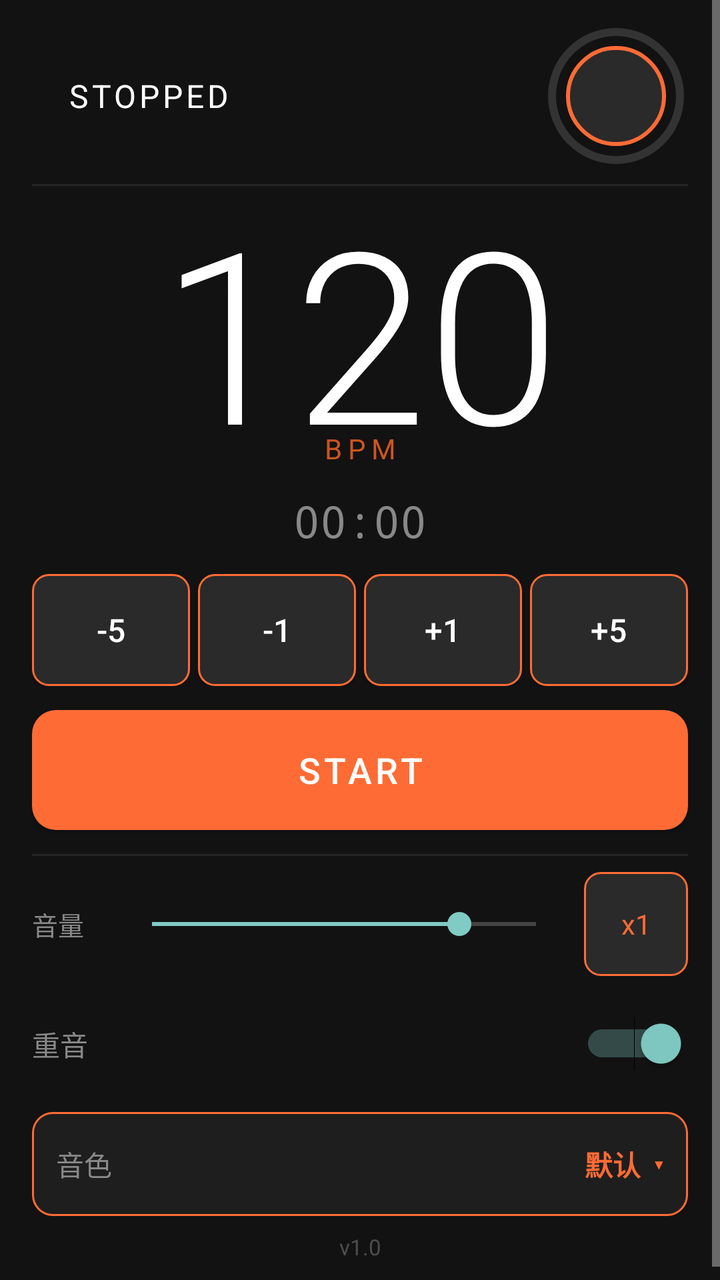
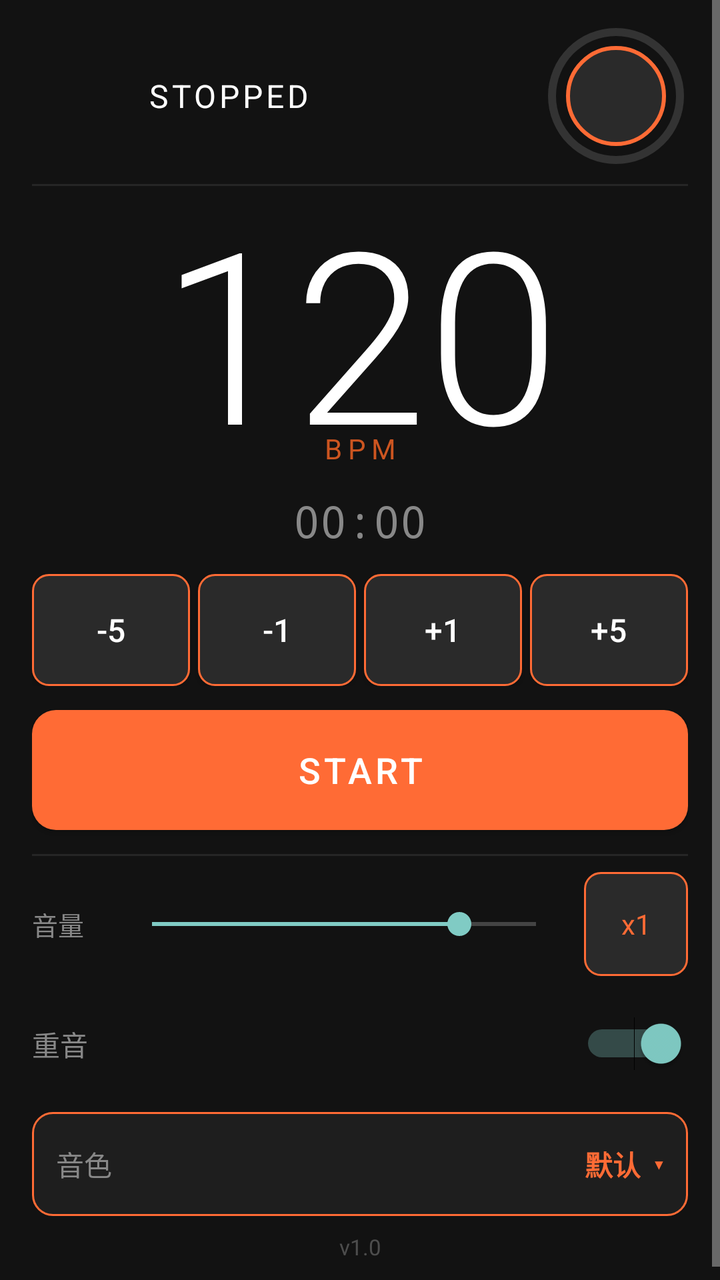

Compare the two renders of this Android layout. The source of the first and the diff that turns it into the second are given below.
<!-- AndroidManifest.xml: application theme Theme.RunBeatPro -->
<!-- res/layout/activity_main.xml -->
<?xml version="1.0" encoding="utf-8"?>
<ScrollView xmlns:android="http://schemas.android.com/apk/res/android"
    android:layout_width="match_parent"
    android:layout_height="match_parent"
    android:background="@color/background"
    android:fillViewport="true">

<LinearLayout
    android:layout_width="match_parent"
    android:layout_height="wrap_content"
    android:orientation="vertical"
    android:paddingHorizontal="16dp"
    android:paddingTop="12dp"
    android:paddingBottom="16dp">

    
    <LinearLayout
        android:id="@+id/layoutStatusBar"
        android:layout_width="match_parent"
        android:layout_height="wrap_content"
        android:orientation="horizontal"
        android:gravity="center_vertical"
        android:layout_marginBottom="8dp">

        <View
            android:id="@+id/viewStatusDot"
            android:layout_width="10dp"
            android:layout_height="10dp"
            android:layout_marginEnd="8dp"
            android:background="@drawable/status_dot" />

        <TextView
            android:id="@+id/tvStatus"
            android:layout_width="0dp"
            android:layout_height="wrap_content"
            android:layout_weight="1"
            android:text="STOPPED"
            android:textColor="@color/textPrimary"
            android:textSize="16sp"
            android:letterSpacing="0.1" />

        <FrameLayout
            android:layout_width="72dp"
            android:layout_height="72dp">

            <ProgressBar
                android:id="@+id/unlockProgress"
                style="?android:attr/progressBarStyleHorizontal"
                android:layout_width="match_parent"
                android:layout_height="match_parent"
                android:progressDrawable="@drawable/circular_progress"
                android:max="2000"
                android:progress="0"
                android:clickable="false"
                android:focusable="false" />

            <View
                android:layout_width="50dp"
                android:layout_height="50dp"
                android:layout_gravity="center"
                android:background="@drawable/btn_lock"
                android:clickable="false"
                android:focusable="false" />

            <Button
                android:id="@+id/btnLock"
                android:layout_width="match_parent"
                android:layout_height="match_parent"
                android:background="?attr/selectableItemBackgroundBorderless"
                android:contentDescription="Lock screen"
                android:text="" />

        </FrameLayout>

    </LinearLayout>

    <View
        android:layout_width="match_parent"
        android:layout_height="1dp"
        android:background="#262626"
        android:layout_marginBottom="8dp" />

    
    <FrameLayout
        android:layout_width="match_parent"
        android:layout_height="wrap_content"
        android:layout_marginBottom="4dp">

        <TextView
            android:id="@+id/tvBpm"
            android:layout_width="match_parent"
            android:layout_height="wrap_content"
            android:text="120"
            android:textColor="@color/textPrimary"
            android:textSize="120sp"
            android:fontFamily="sans-serif-light"
            android:gravity="center"
            android:includeFontPadding="false" />

        <TextView
            android:id="@+id/tvBpmLabel"
            android:layout_width="match_parent"
            android:layout_height="wrap_content"
            android:text="BPM"
            android:textColor="@color/colorPrimaryVariant"
            android:textSize="14sp"
            android:letterSpacing="0.2"
            android:gravity="center_horizontal"
            android:layout_gravity="bottom"
            android:layout_marginBottom="8dp" />

    </FrameLayout>

    
    <TextView
        android:id="@+id/tvTimer"
        android:layout_width="match_parent"
        android:layout_height="wrap_content"
        android:text="00:00"
        android:textColor="@color/textSecondary"
        android:textSize="22sp"
        android:fontFamily="monospace"
        android:gravity="center"
        android:layout_marginBottom="12dp" />

    
    <LinearLayout
        android:id="@+id/layoutBpmControls"
        android:layout_width="match_parent"
        android:layout_height="wrap_content"
        android:orientation="horizontal"
        android:layout_marginBottom="12dp">

        <Button
            android:id="@+id/btnBpmMinus5"
            android:layout_width="0dp"
            android:layout_height="56dp"
            android:layout_weight="1"
            android:text="-5"
            android:textColor="@color/textPrimary"
            android:textSize="16sp"
            android:background="@drawable/btn_bpm_control"
            android:layout_marginEnd="4dp" />

        <Button
            android:id="@+id/btnBpmMinus1"
            android:layout_width="0dp"
            android:layout_height="56dp"
            android:layout_weight="1"
            android:text="-1"
            android:textColor="@color/textPrimary"
            android:textSize="16sp"
            android:background="@drawable/btn_bpm_control"
            android:layout_marginEnd="4dp" />

        <Button
            android:id="@+id/btnBpmPlus1"
            android:layout_width="0dp"
            android:layout_height="56dp"
            android:layout_weight="1"
            android:text="+1"
            android:textColor="@color/textPrimary"
            android:textSize="16sp"
            android:background="@drawable/btn_bpm_control"
            android:layout_marginEnd="4dp" />

        <Button
            android:id="@+id/btnBpmPlus5"
            android:layout_width="0dp"
            android:layout_height="56dp"
            android:layout_weight="1"
            android:text="+5"
            android:textColor="@color/textPrimary"
            android:textSize="16sp"
            android:background="@drawable/btn_bpm_control" />

    </LinearLayout>

    
    <Button
        android:id="@+id/btnStartPause"
        android:layout_width="match_parent"
        android:layout_height="60dp"
        android:text="START"
        android:textColor="@color/textPrimary"
        android:textSize="18sp"
        android:letterSpacing="0.1"
        android:background="@drawable/btn_start_pause"
        android:layout_marginBottom="12dp" />

    <View
        android:layout_width="match_parent"
        android:layout_height="1dp"
        android:background="#262626"
        android:layout_marginBottom="8dp" />

    
    <LinearLayout
        android:layout_width="match_parent"
        android:layout_height="wrap_content"
        android:orientation="horizontal"
        android:gravity="center_vertical"
        android:layout_marginBottom="8dp">

        <TextView
            android:id="@+id/tvTickVolumeLabel"
            android:layout_width="44dp"
            android:layout_height="wrap_content"
            android:text="音量"
            android:textColor="@color/textSecondary"
            android:textSize="13sp" />

        <SeekBar
            android:id="@+id/seekTickVolume"
            android:layout_width="0dp"
            android:layout_height="wrap_content"
            android:layout_weight="1"
            android:max="100"
            android:progress="80"
            android:layout_marginEnd="8dp" />

        <TextView
            android:id="@+id/btnGain"
            android:layout_width="52dp"
            android:layout_height="52dp"
            android:text="x1"
            android:textColor="@color/accent"
            android:textSize="14sp"
            android:gravity="center"
            android:background="@drawable/btn_bpm_control_ripple"
            android:clickable="true"
            android:focusable="true" />

    </LinearLayout>

    
    <LinearLayout
        android:id="@+id/layoutParams"
        android:layout_width="match_parent"
        android:layout_height="52dp"
        android:orientation="horizontal"
        android:gravity="center_vertical"
        android:layout_marginBottom="8dp">

        <TextView
            android:id="@+id/tvAccentLabel"
            android:layout_width="0dp"
            android:layout_height="wrap_content"
            android:layout_weight="1"
            android:text="重音"
            android:textColor="@color/textSecondary"
            android:textSize="14sp" />

        <Switch
            android:id="@+id/switchAccent"
            android:layout_width="wrap_content"
            android:layout_height="wrap_content"
            android:checked="true" />

    </LinearLayout>

    
    <LinearLayout
        android:id="@+id/layoutTimbre"
        android:layout_width="match_parent"
        android:layout_height="52dp"
        android:orientation="horizontal"
        android:gravity="center_vertical"
        android:background="@drawable/bg_selector_row"
        android:clickable="true"
        android:focusable="true"
        android:paddingHorizontal="12dp"
        android:layout_marginBottom="8dp">

        <TextView
            android:layout_width="wrap_content"
            android:layout_height="wrap_content"
            android:text="音色"
            android:textColor="@color/textSecondary"
            android:textSize="14sp"
            android:layout_marginEnd="8dp" />

        <Space
            android:layout_width="0dp"
            android:layout_height="wrap_content"
            android:layout_weight="1" />

        <TextView
            android:id="@+id/tvTimbreName"
            android:layout_width="wrap_content"
            android:layout_height="wrap_content"
            android:text="默认"
            android:textColor="@color/accent"
            android:textSize="14sp"
            android:textStyle="bold" />

        <TextView
            android:layout_width="wrap_content"
            android:layout_height="wrap_content"
            android:text="  ▾"
            android:textColor="@color/accent"
            android:textSize="14sp" />

    </LinearLayout>

    
    <TextView
        android:id="@+id/tvBuildInfo"
        android:layout_width="match_parent"
        android:layout_height="wrap_content"
        android:text="v1.0"
        android:textColor="@color/textSecondary"
        android:textSize="11sp"
        android:gravity="center"
        android:alpha="0.5" />

</LinearLayout>
</ScrollView>
<!-- resources referenced by this layout -->
<resources>
  <color name="accent">#FF6B35</color>
  <color name="background">#121212</color>
  <color name="colorPrimaryVariant">#CC5520</color>
  <color name="textPrimary">#FFFFFF</color>
  <color name="textSecondary">#888888</color>
  <!-- drawable bg_selector_row (drawable) -->
  <?xml version="1.0" encoding="utf-8"?>
  <ripple xmlns:android="http://schemas.android.com/apk/res/android"
      android:color="#44FF6B35">
      <item>
          <shape android:shape="rectangle">
              <solid android:color="#1E1E1E" />
              <corners android:radius="10dp" />
              <stroke android:width="1dp" android:color="#FF6B35" />
          </shape>
      </item>
  </ripple>
  <!-- drawable btn_bpm_control (drawable) -->
  <?xml version="1.0" encoding="utf-8"?>
  <shape xmlns:android="http://schemas.android.com/apk/res/android">
      <solid android:color="#2A2A2A" />
      <corners android:radius="8dp" />
      <stroke android:width="1dp" android:color="#FF6B35" />
  </shape>
  <!-- drawable btn_bpm_control_ripple (drawable) -->
  <?xml version="1.0" encoding="utf-8"?>
  <ripple xmlns:android="http://schemas.android.com/apk/res/android"
      android:color="#FF6B35">
      <item android:id="@android:id/mask">
          <shape>
              <solid android:color="#FFFFFF" />
              <corners android:radius="8dp" />
          </shape>
      </item>
      <item>
          <shape>
              <solid android:color="#2A2A2A" />
              <corners android:radius="8dp" />
              <stroke android:width="1dp" android:color="#FF6B35" />
          </shape>
      </item>
  </ripple>
  <!-- drawable btn_lock (drawable) -->
  <?xml version="1.0" encoding="utf-8"?>
  <shape xmlns:android="http://schemas.android.com/apk/res/android"
      android:shape="oval">
      <solid android:color="#2A2A2A" />
      <stroke android:width="2dp" android:color="#FF6B35" />
  </shape>
  <!-- drawable btn_start_pause (drawable) -->
  <?xml version="1.0" encoding="utf-8"?>
  <shape xmlns:android="http://schemas.android.com/apk/res/android">
      <solid android:color="#FF6B35" />
      <corners android:radius="12dp" />
  </shape>
  <!-- drawable circular_progress (drawable) -->
  <?xml version="1.0" encoding="utf-8"?>
  <layer-list xmlns:android="http://schemas.android.com/apk/res/android">
      <item android:id="@android:id/background">
          <shape android:shape="ring"
              android:innerRadius="30dp"
              android:thickness="4dp"
              android:useLevel="false">
              <solid android:color="#333333" />
          </shape>
      </item>
      <item android:id="@android:id/progress">
          <rotate android:fromDegrees="-90" android:toDegrees="270">
              <shape android:shape="ring"
                  android:innerRadius="30dp"
                  android:thickness="4dp"
                  android:useLevel="true">
                  <solid android:color="@color/colorPrimary" />
              </shape>
          </rotate>
      </item>
  </layer-list>
  <!-- drawable status_dot (drawable) -->
  <?xml version="1.0" encoding="utf-8"?>
  <shape xmlns:android="http://schemas.android.com/apk/res/android" android:shape="oval">
      <solid android-color="#4CAF50" />
      <size android:width="12dp" android:height="12dp" />
  </shape>
  <style name="Theme.RunBeatPro" parent="Theme.AppCompat.NoActionBar">
          <item name="colorPrimary">#FF6B35</item>
          <item name="android:windowBackground">@color/background</item>
          <item name="android:statusBarColor">#FF6B35</item>
      </style>
  <color name="colorPrimary">#FF6B35</color>
</resources>

<!-- the commit's change to res/layout/activity_main.xml (unified diff, before → after) -->
@@ -21,6 +21,15 @@
         android:orientation="horizontal"
         android:gravity="center_vertical"
         android:layout_marginBottom="8dp">
+
+        
+        <View
+            android:id="@+id/btnThemeColor"
+            android:layout_width="28dp"
+            android:layout_height="28dp"
+            android:layout_marginEnd="12dp"
+            android:clickable="true"
+            android:focusable="true" />
 
         <View
             android:id="@+id/viewStatusDot"
@@ -295,6 +304,7 @@
             android:textStyle="bold" />
 
         <TextView
+            android:id="@+id/tvTimbreArrow"
             android:layout_width="wrap_content"
             android:layout_height="wrap_content"
             android:text="  ▾"
